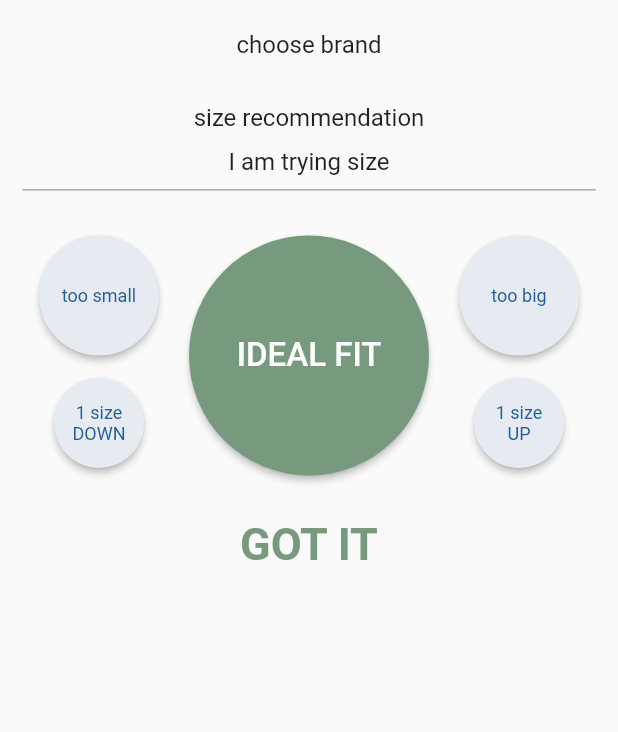
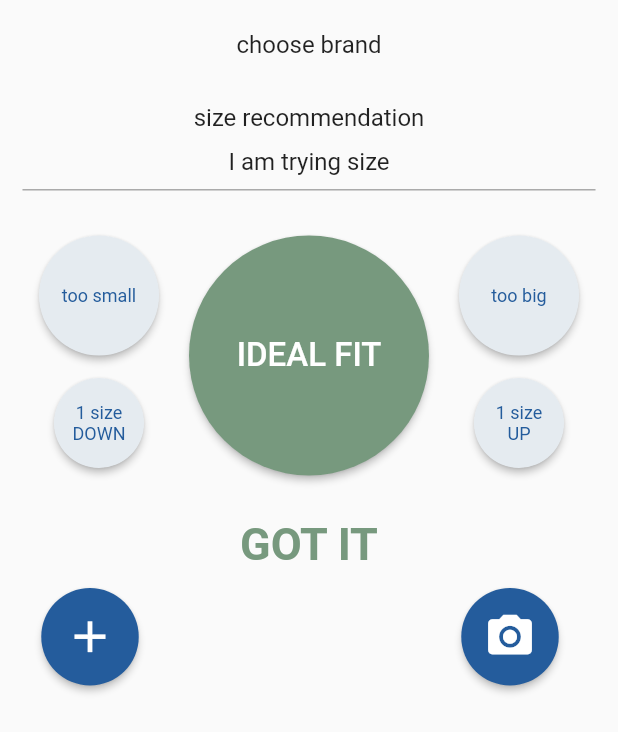
Before and after one commit to prodotiscus/size-adviser-x, a Flutter app: the FittingRoomScreen screen opened directly, on a phone screen of 412 x 824 dp. Shown: the top 732 px of the screen. Run offline on Flutter 3.47's test engine with Material 2 defaults, Android fonts, the phone set to English and light mode, and no system bars; drawn by our look-alikes of flutter_layout_grid; our stand-ins replace buttons_tabbar, firebase_auth, firebase_core, flutter_keyboard_visibility, google_sign_in, photo_view and 2 more; missing offline and left inert: flutter_facebook_auth; accounts and stored records are empty; network calls fail.

Commit message:
upd2 for 'fitting room'

```diff
--- a/lib/fitting_room_screen.dart
+++ b/lib/fitting_room_screen.dart
@@ -331,7 +331,8 @@ class _FittingRoomScreenState extends State<FittingRoomScreen> {
                   // A number of extension methods are provided for concise track sizing
                   columnSizes: [100.px, 180.px, 100.px],
                   rowSizes: [
-                    300.px
+                    265.px,
+                    70.px
                   ],
                   children: [
                   Center(child:Column(
@@ -495,6 +496,30 @@ class _FittingRoomScreenState extends State<FittingRoomScreen> {
                         ))
                       ]
                     )).inGridArea("bb"),
+                    RawMaterialButton(
+                      onPressed: () {},
+                      elevation: 2.0,
+                      fillColor: sa_blue,
+                      child: Icon(
+                        Icons.add,
+                        size: 35.0,
+                        color: Colors.white
+                      ),
+                      padding: EdgeInsets.all(15.0),
+                      shape: CircleBorder(),
+                    ).inGridArea("Nw"),
+                    RawMaterialButton(
+                      onPressed: () {},
+                      elevation: 2.0,
+                      fillColor: sa_blue,
+                      child: Icon(
+                        Icons.photo_camera,
+                        size: 35.0,
+                        color: Colors.white
+                      ),
+                      padding: EdgeInsets.all(15.0),
+                      shape: CircleBorder(),
+                    ).inGridArea("Ph")
                   ],
                 ),
               ),
```
